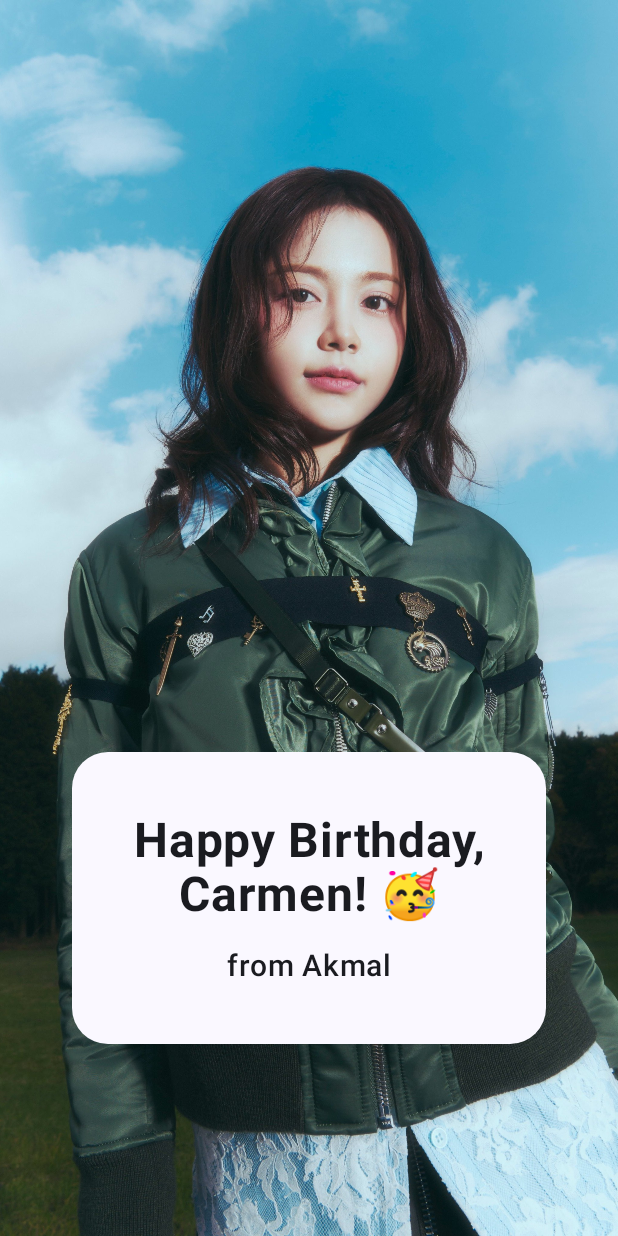
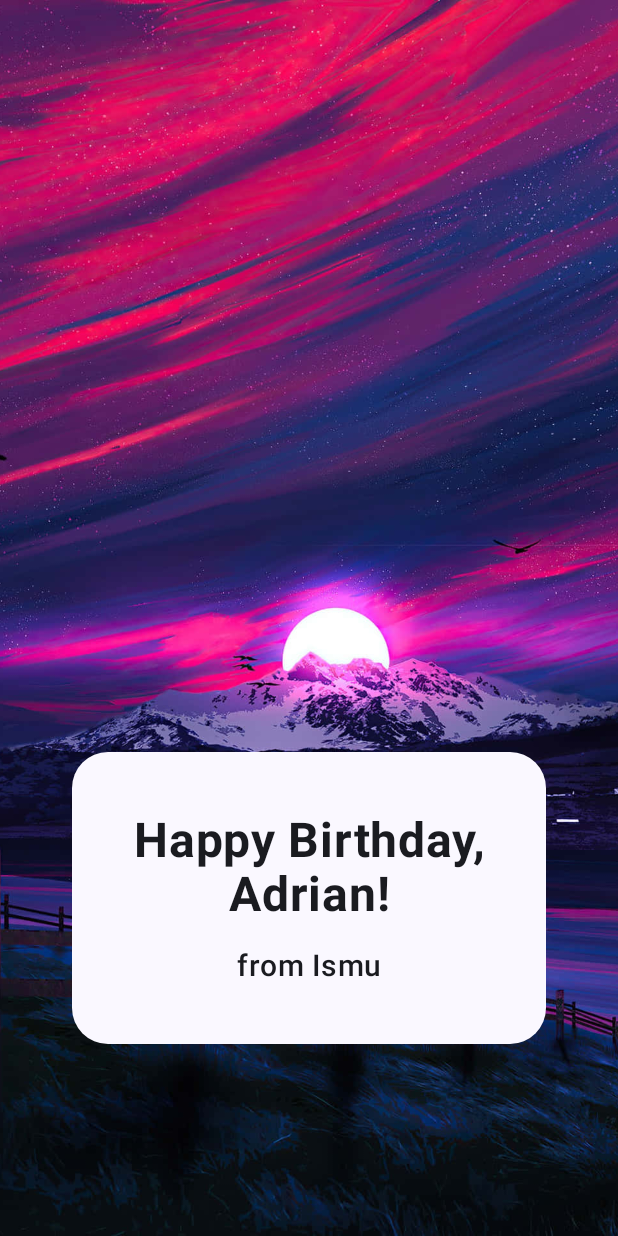
Before and after one commit to adrianismu/PPB-A-2025, an Android app built with Jetpack Compose: the @Preview function BirthdayCardPreview, on a phone screen of 412 x 824 dp. Run offline under Robolectric (Android 15) with nearby library versions, the phone set to English and light mode, and no system bars.

Commit message:
Fixing Bug

```diff
--- a/03_HappyBirthday/app/src/main/java/com/example/happybirthday/MainActivity.kt
+++ b/03_HappyBirthday/app/src/main/java/com/example/happybirthday/MainActivity.kt
@@ -83,6 +83,6 @@ fun BirthdayCard(message: String, from: String) {
 @Composable
 fun BirthdayCardPreview() {
     HappyBirthdayTheme {
-        BirthdayCard(message = "Happy Birthday, Carmen! 🥳", from = "from Akmal")
+        BirthdayCard(message = "Happy Birthday, Adrian!", from = "from Ismu")
     }
 }
```
Also changed, not shown: 03_HappyBirthday/app/src/main/res/drawable/background.jpg.
